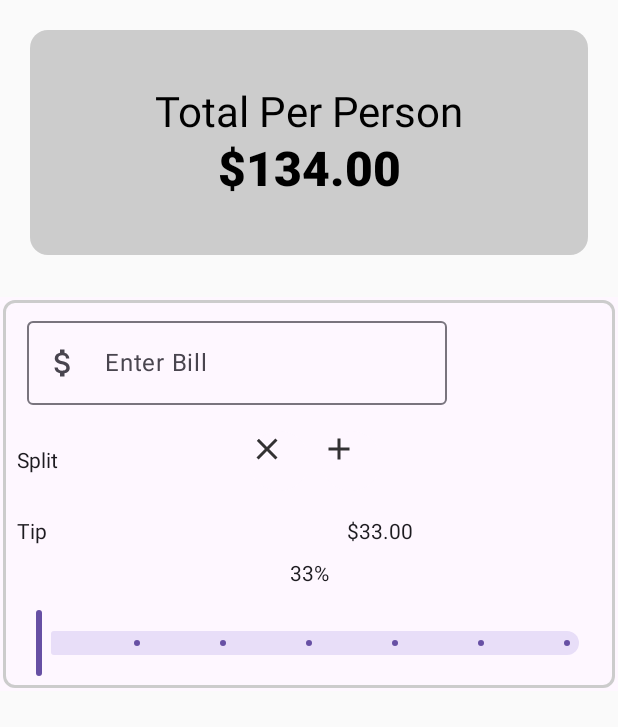
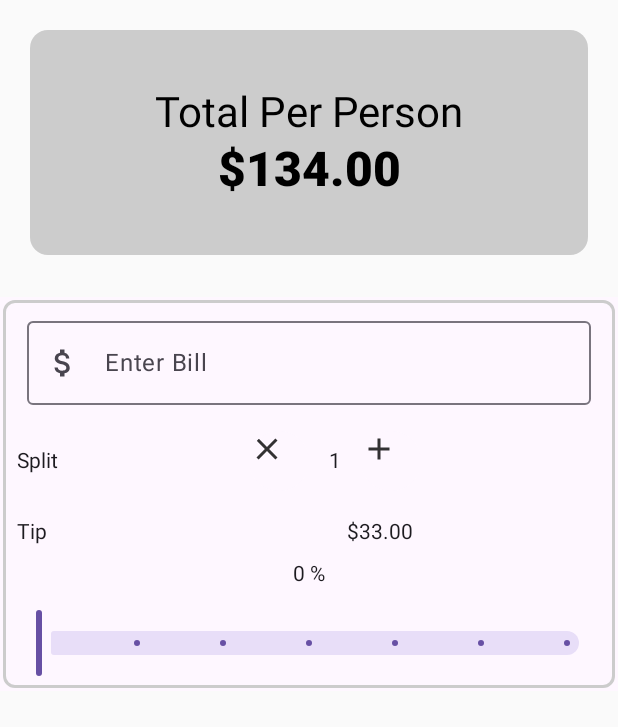
Before and after one commit to FarasatN/AppCompose, an Android app built with Jetpack Compose: the screen it shows after launch (MainActivity), after a tap on "Plus or minus icon", on a phone screen of 412 x 824 dp. Shown: the top 727 px of the screen. Run offline under Robolectric (Android 15) with nearby library versions, the phone set to English and light mode, and no system bars; libraries missing offline, so code that uses them is left out: com.google.api.services.

Commit message:
tip percentage

```diff
--- a/app/src/main/java/com/example/appcompose/MainActivity.kt
+++ b/app/src/main/java/com/example/appcompose/MainActivity.kt
@@ -753,6 +753,12 @@ class MainActivity : ComponentActivity() {
         val sliderPositionState =  remember{
             mutableStateOf(0f)
         }
+        val tipPercentage  = (sliderPositionState.value * 100).toInt()
+
+        val splitByState = remember{
+            mutableStateOf(1)
+        }
+        val range = IntRange(start = 1, endInclusive = 100)
         TopHeader()
         Surface(modifier = Modifier
             .padding(2.dp)
@@ -785,11 +791,20 @@ class MainActivity : ComponentActivity() {
                             horizontalArrangement = Arrangement.End) {
                             RoundIconButton(
                                 imageVector = Icons.Default.Close,
-                                onClick = {},
+                                onClick = {
+                                    splitByState.value =
+                                        if (splitByState.value>1) splitByState.value-1
+                                        else 1
+                                },
                                 )
+                            Text(text = "${splitByState.value}",
+                                modifier = Modifier.align(Alignment.CenterVertically)
+                                    .padding(start = 9.dp,end = 9.dp))
                             RoundIconButton(
                                 imageVector = Icons.Default.Add,
-                                onClick = {},
+                                onClick = {
+                                    if(splitByState.value<range.last) splitByState.value+=1
+                                },
                                 )
                         }
                     }
@@ -802,7 +817,7 @@ class MainActivity : ComponentActivity() {
                     }
                     Column(verticalArrangement = Arrangement.Center,
                         horizontalAlignment = Alignment.CenterHorizontally) {
-                        Text(text = "33%")
+                        Text(text = "${tipPercentage} %")
                         Spacer(modifier = Modifier.height(14.dp))
                         //Slider
                         Slider(value = sliderPositionState.value,
--- a/app/src/main/java/com/example/appcompose/components/Components.kt
+++ b/app/src/main/java/com/example/appcompose/components/Components.kt
@@ -1,5 +1,6 @@
 package com.example.appcompose.components
 
+import androidx.compose.foundation.layout.fillMaxWidth
 import androidx.compose.foundation.layout.padding
 import androidx.compose.foundation.text.KeyboardActions
 import androidx.compose.foundation.text.KeyboardOptions
@@ -44,7 +45,8 @@ fun InputField(
         ),
         keyboardActions = onAction,
         modifier = modifier
-            .padding(bottom = 10.dp, start = 10.dp, end = 10.dp),
+            .padding(bottom = 10.dp, start = 10.dp, end = 10.dp)
+            .fillMaxWidth(),
         textStyle = TextStyle(fontSize = 18.sp, color = MaterialTheme.colorScheme.onBackground)
     )
 }
```
